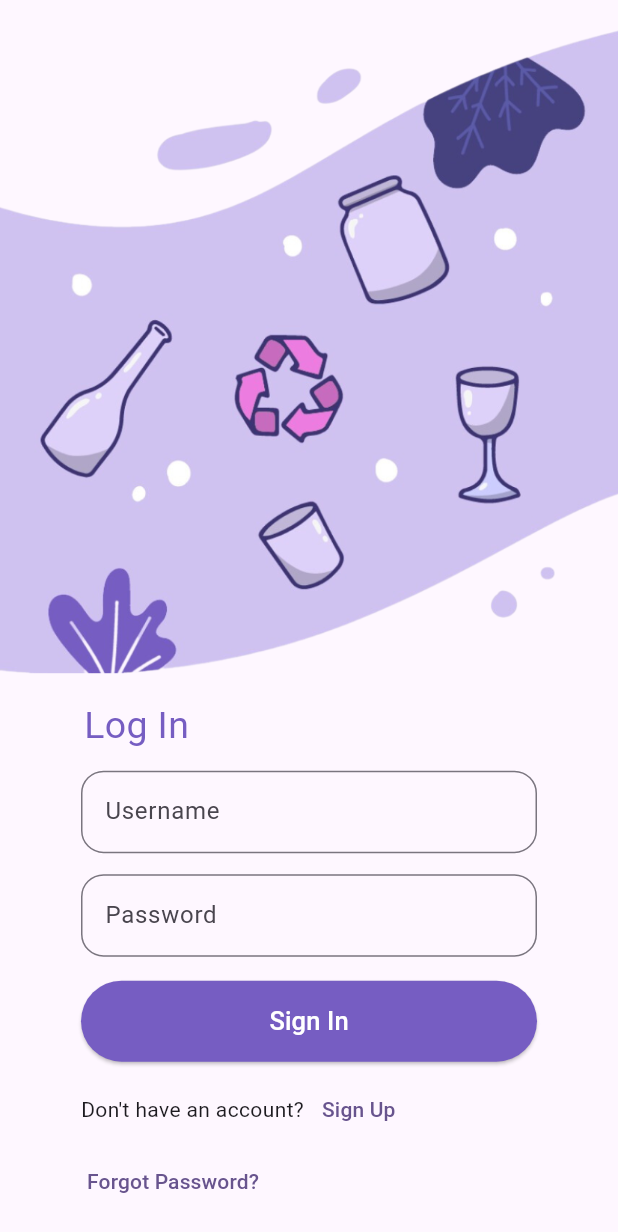
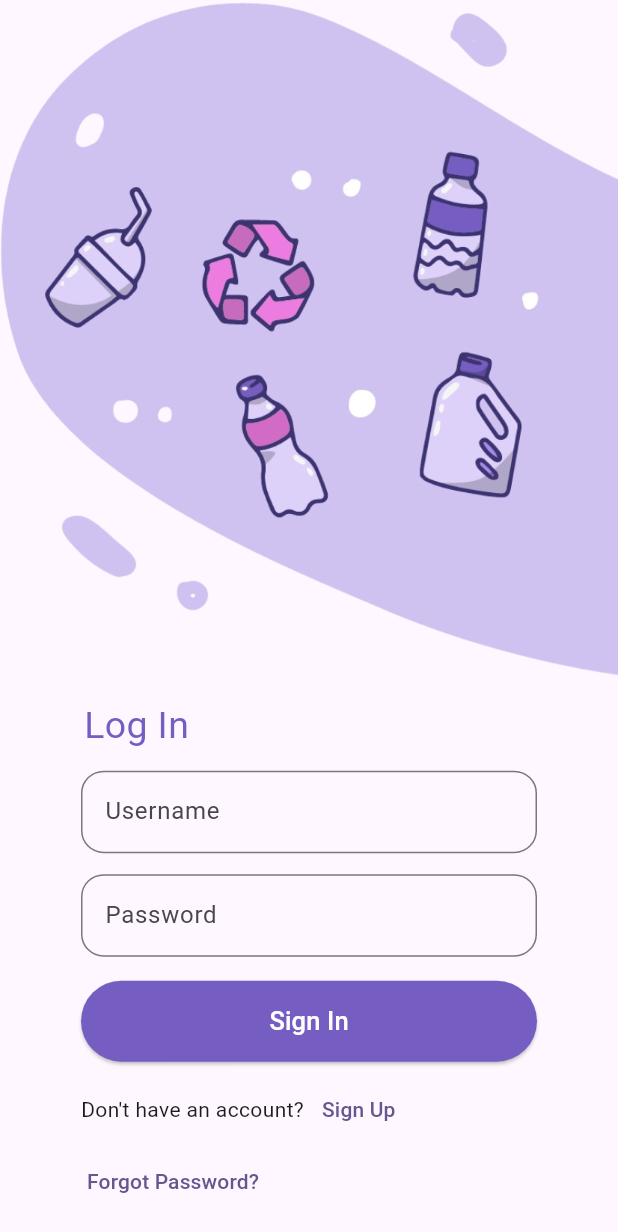
Before and after one commit to SHassan786/AppDev_Assignment_2_Shehryar, a Flutter app: the screen it shows after launch, on a phone screen of 412 x 824 dp. Shown: the top 1232 px of the screen. Run offline on Flutter 3.47's test engine with Material 2 defaults, Android fonts, the light colour scheme and no system bars.

Commit message:
first commit

```diff
--- a/lib/loginpage.dart
+++ b/lib/loginpage.dart
@@ -7,12 +7,13 @@ class LoginPage extends StatelessWidget {
   Widget build(BuildContext context) {
     return Scaffold(
       // backgroundColor: const Color.fromARGB(255, 247, 247, 247),
+      backgroundColor: Theme.of(context).colorScheme.background,
       body: SingleChildScrollView(
         child: Column(
           children: <Widget>[
             AspectRatio(
               aspectRatio: 18.0 / 20.0,
-              child: Image.asset('assets/1.png'),
+              child: Image.asset('assets/2.png'),
             ),
             SizedBox(
               width: 320,
--- a/lib/main.dart
+++ b/lib/main.dart
@@ -18,7 +18,6 @@ class MyApp extends StatelessWidget {
         colorScheme: ColorScheme.fromSeed(seedColor: Colors.deepPurple),
         useMaterial3: true,
       ),
-      // home: const LoginPage(),
       home: const LoginPage(),
       routes: {
         '/login': (context) => const LoginPage(),
--- a/lib/signuppage.dart
+++ b/lib/signuppage.dart
@@ -12,7 +12,7 @@ class SignUpPage extends StatelessWidget {
           children: <Widget>[
             AspectRatio(
               aspectRatio: 18.0 / 20.0,
-              child: Image.asset('assets/2.png'),
+              child: Image.asset('assets/1.png'),
             ),
             SizedBox(
               width: 320,
```
